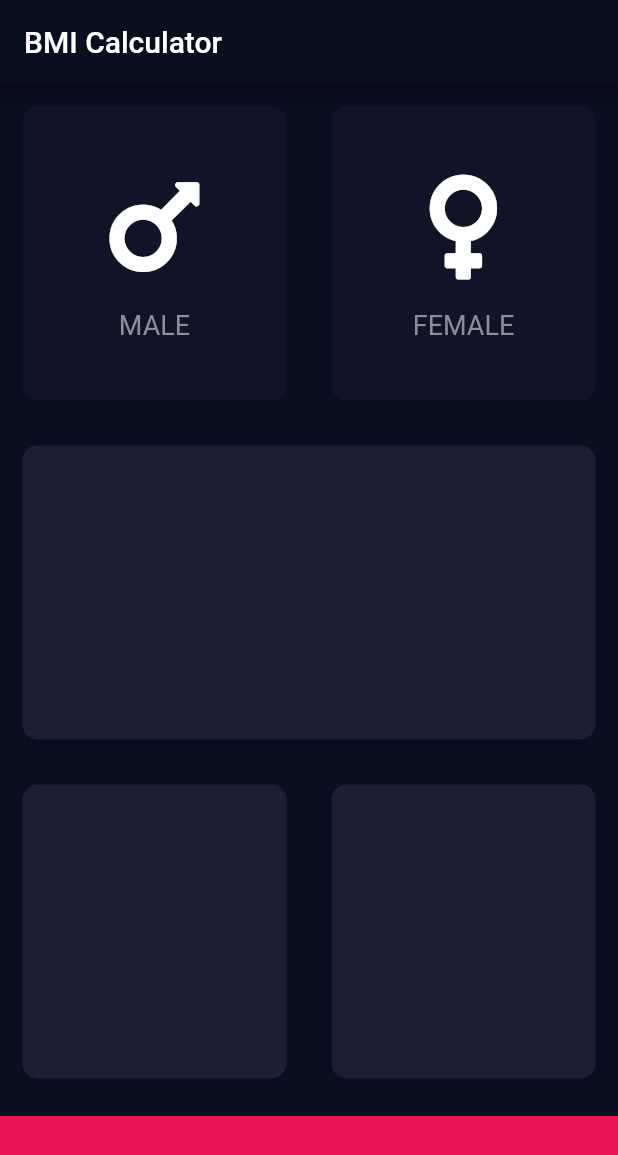
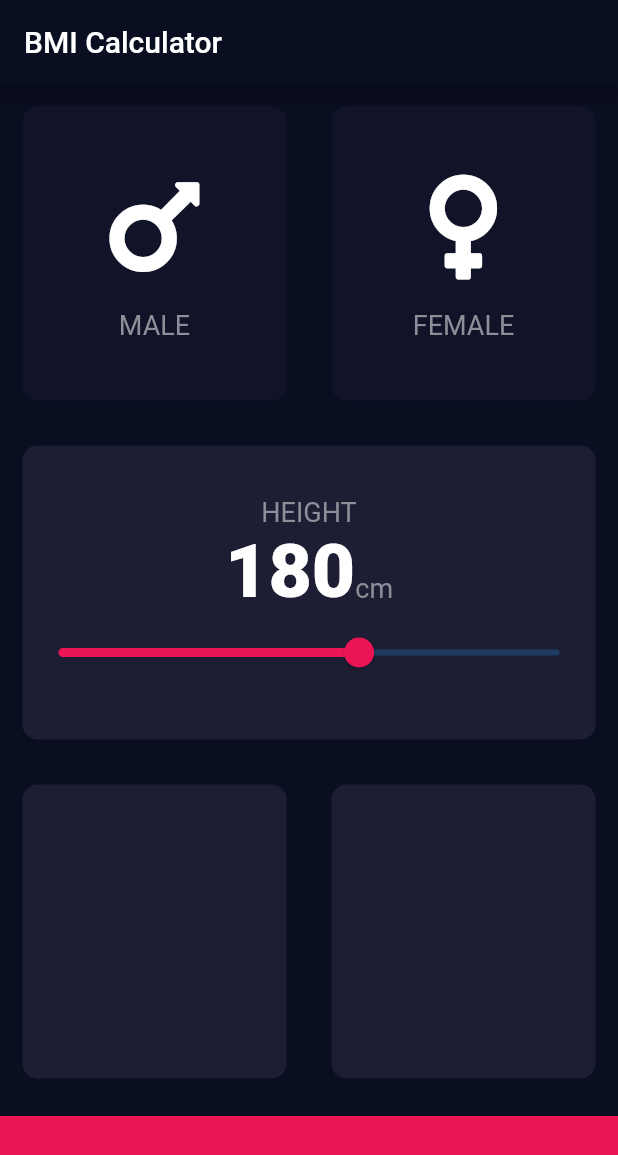
Before and after one commit to jlemanski1/BMI-Calculator, a Flutter app: the screen it shows after launch, on a phone screen of 412 x 824 dp. Shown: the top 1155 px of the screen. Run offline on Flutter 3.47's test engine with Material 2 defaults, Android fonts, the phone set to English and light mode, and no system bars; our stand-ins replace font_awesome_flutter.

Commit message:
Added slider card widget and removed some unused code

```diff
--- a/bmi_calculator/lib/constants.dart
+++ b/bmi_calculator/lib/constants.dart
@@ -1,15 +1,19 @@
 import 'package:flutter/material.dart';
 
 // Text style for label text on icon_content widgets
-const labelTextStyle = TextStyle(
+const kLabelTextStyle = TextStyle(
   fontSize: 18.0, color: Color(0xFF8D8E98)
 );
 
 
+const kNumberTextStyle = TextStyle(
+  fontSize: 50.0, fontWeight: FontWeight.w900
+);
+
 // Active (MainPage) Card
-const activeCardColour = Color(0xFF1D1E33);
-const inActiveCardColour = Color(0xFF111328);
+const kActiveCardColour = Color(0xFF1D1E33);
+const kInActiveCardColour = Color(0xFF111328);
 
 // Bottom Container
-const bottomContainerHeight = 80.0;
-const bottomContainerColour = Color(0xFFEB1555);
+const kBottomContainerHeight = 80.0;
+const kBottomContainerColour = Color(0xFFEB1555);
--- a/bmi_calculator/lib/icon_content.dart
+++ b/bmi_calculator/lib/icon_content.dart
@@ -26,7 +26,7 @@
         SizedBox(
           height: 15.0,
         ),
-        Text(cardText, style: labelTextStyle)
+        Text(cardText, style: kLabelTextStyle)
       ],
     );
   }
--- a/bmi_calculator/lib/input_page.dart
+++ b/bmi_calculator/lib/input_page.dart
@@ -20,10 +20,8 @@
 
 
 class _InputPageState extends State<InputPage> {
-  Color maleCardColour = inActiveCardColour;
-  Color femaleCardColour = inActiveCardColour;
-
   Gender selectedGender;
+  int height = 180;
 
   @override
   Widget build(BuildContext context) {
@@ -42,7 +40,7 @@
                       selectedGender = Gender.male;
                     });
                   },
-                  colour: selectedGender == Gender.male ? activeCardColour : inActiveCardColour,
+                  colour: selectedGender == Gender.male ? kActiveCardColour : kInActiveCardColour,
                   child: IconContent(
                     cardIconData: FontAwesomeIcons.mars,
                     iconSize: 80.0,
@@ -56,7 +54,7 @@
                     selectedGender = Gender.female;
                   });
                 },
-                colour: selectedGender == Gender.female ? activeCardColour : inActiveCardColour,
+                colour: selectedGender == Gender.female ? kActiveCardColour : kInActiveCardColour,
                 child: IconContent(
                   cardIconData: FontAwesomeIcons.venus,
                   iconSize: 80.0,
@@ -67,26 +65,62 @@
             ],),
           ),
           Expanded(child: CustomCard(
-                colour: activeCardColour,
+            colour: kActiveCardColour,
+            child: Column(
+              mainAxisAlignment: MainAxisAlignment.center,
+              children: <Widget>[
+
+                Text(
+                  'HEIGHT',
+                  style: kLabelTextStyle
                 ),
+                Row(
+                  mainAxisAlignment: MainAxisAlignment.center,
+                  crossAxisAlignment: CrossAxisAlignment.baseline,
+                  textBaseline: TextBaseline.alphabetic,
+                  children: <Widget>[
+                    Text(
+                      height.toString(),
+                      style: kNumberTextStyle,
+                    ),
+                    Text(
+                      'cm',
+                      style: kLabelTextStyle,
+                    ),
+                  ],
+                ),
+                Slider(
+                  value: height.toDouble(),
+                  activeColor: Color(0xFFEB1555),
+                  min: 120.0,
+                  max: 220.0,
+                  onChanged: (double newValue) {
+                    setState(() {
+                      height = newValue.round();
+                    });
+                  },
+                ),
+              ],
+              ),
+            ),
           ),
           Expanded(child: Row(
             children: <Widget>[
               Expanded(child: CustomCard(
-                colour: activeCardColour,
+                colour: kActiveCardColour,
                 ),
               ),
               Expanded(child: CustomCard(
-                colour: activeCardColour,
+                colour: kActiveCardColour,
                 ),
               ),
             ],),
           ),
           Container(
-            color: bottomContainerColour,
+            color: kBottomContainerColour,
             margin: EdgeInsets.only(top: 10.0),
             width: double.infinity,
-            height: bottomContainerHeight,
+            height: kBottomContainerHeight,
           ),
         ],
       )
```
Also changed, not shown: 21 other files.
